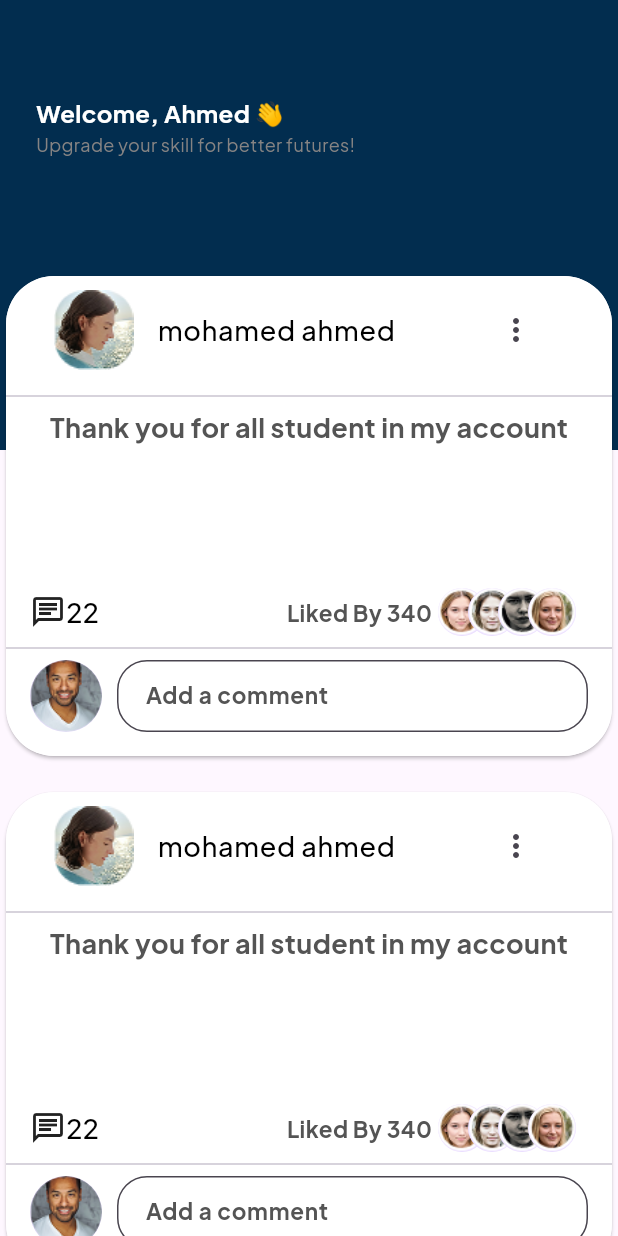
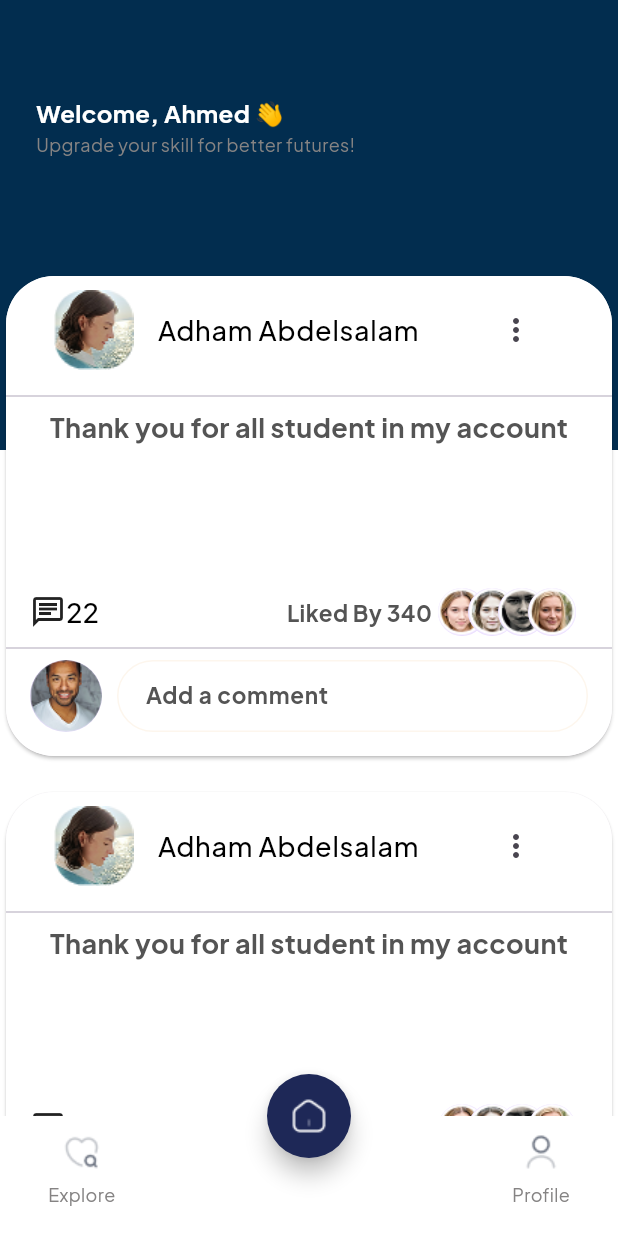
Before and after one commit to Adham167/educational_system, a Flutter app: the StudentView screen opened by its route, on a phone screen of 412 x 824 dp. Run offline on Flutter 3.47's test engine with Material 3 defaults, Android fonts, the light colour scheme and no system bars; our stand-ins replace bloc, flutter_bloc, go_router.

Commit message:
home student view finish and create explore view

```diff
--- a/lib/core/utils/app_colors.dart
+++ b/lib/core/utils/app_colors.dart
@@ -5,6 +5,6 @@ class AppColors {
   static const borderType = Color(0xFF28D2E4);
   static const textfield = Color(0xFFDEDEDE);
   static const backbutton = Color(0xFFDEDEDE);
+  static const floatingbutton = Color(0xFF1E2857);
   // static const primary = Color(0xFF022D4F);
-
 }
--- a/lib/core/utils/app_images.dart
+++ b/lib/core/utils/app_images.dart
@@ -17,6 +17,14 @@ class Assets {
   /// Assets for imagesDoctor
   /// assets/images/doctor.png
   static const String imagesDoctor = "assets/images/doctor.png";
+
+  /// Assets for imagesHeartSearch
+  /// assets/images/heart-search.png
+  static const String imagesHeartSearch = "assets/images/heart-search.png";
+
+  /// Assets for imagesHome1
+  /// assets/images/home-1.png
+  static const String imagesHome1 = "assets/images/home-1.png";
 
   /// Assets for imagesLogo1
   /// assets/images/logo_1.png
@@ -65,4 +73,8 @@ class Assets {
   /// Assets for imagesStudent
   /// assets/images/student.png
   static const String imagesStudent = "assets/images/student.png";
+
+  /// Assets for imagesUser
+  /// assets/images/user.png
+  static const String imagesUser = "assets/images/user.png";
 }
--- a/lib/core/utils/app_router.dart
+++ b/lib/core/utils/app_router.dart
@@ -9,6 +9,7 @@ import 'package:educational_system/features/auth/presentation/views/reset_passwo
 import 'package:educational_system/features/auth/presentation/views/signin_view.dart';
 import 'package:educational_system/features/onboarding/presentation/views/onboarding_view.dart';
 import 'package:educational_system/features/splash/presentation/views/splash_view.dart';
+import 'package:educational_system/features/student/presentation/views/explore_view.dart';
 import 'package:educational_system/features/student/presentation/views/student_view.dart';
 import 'package:go_router/go_router.dart';
 
@@ -24,11 +25,13 @@ abstract class AppRouter {
   static const kResetPassword = '/ResetPassword';
   static const kSigninView = '/SigninView';
   static const kStudentView = '/StudentView';
+  static const kExploreView = '/ExploreView';
   static final router = GoRouter(
     routes: [
       GoRoute(path: '/', builder: (context, state) => const SplashView()),
       GoRoute(path: kStudentView, builder: (context, state) => const StudentView()),
       GoRoute(path: kPasswordChangedView, builder: (context, state) => const PasswordChangedView()),
+      GoRoute(path: kExploreView, builder: (context, state) => const ExploreView()),
       GoRoute(
         path: KOnboardingView,
         builder: (context, state) => const OnboardingView(),
--- /dev/null
+++ b/lib/features/student/presentation/views/explore_view.dart
@@ -0,0 +1,14 @@
+import 'package:educational_system/core/utils/app_colors.dart';
+import 'package:educational_system/core/utils/widgets/custom_app_bar.dart';
+import 'package:flutter/material.dart';
+
+class ExploreView extends StatelessWidget {
+  const ExploreView({super.key});
+
+  @override
+  Widget build(BuildContext context) {
+    return Scaffold(
+      appBar: CustomAppBar(height: 70, backgroundColor: AppColors.primary),
+    );
+  }
+}
--- a/lib/features/student/presentation/views/student_view.dart
+++ b/lib/features/student/presentation/views/student_view.dart
@@ -1,3 +1,6 @@
+import 'package:educational_system/core/utils/app_colors.dart';
+import 'package:educational_system/core/utils/app_images.dart';
+import 'package:educational_system/features/student/presentation/widgets/custom_bottom_bar.dart';
 import 'package:educational_system/features/student/presentation/widgets/student_body.dart';
 import 'package:flutter/material.dart';
 
@@ -6,6 +9,19 @@ class StudentView extends StatelessWidget {
 
   @override
   Widget build(BuildContext context) {
-    return const Scaffold(body: StudentBody());
+    return Scaffold(
+      backgroundColor: Colors.white,
+      body: const StudentBody(),
+
+      floatingActionButton: FloatingActionButton(
+        backgroundColor: AppColors.floatingbutton,
+        onPressed: () {},
+        shape: const CircleBorder(), // يخليه دايرة مظبوطة
+        child: Image.asset(Assets.imagesHome1),
+      ),
+      floatingActionButtonLocation: FloatingActionButtonLocation.centerDocked,
+
+      bottomNavigationBar: CustomBottomBar(),
+    );
   }
 }
--- a/lib/features/student/presentation/widgets/card_widget.dart
+++ b/lib/features/student/presentation/widgets/card_widget.dart
@@ -31,7 +31,7 @@ class CardWidget extends StatelessWidget {
                 vertical: 8,
               ),
               child: ListTile(
-                title: Text("mohamed ahmed", style: AppStyles.styleMedium18),
+                title: Text("Adham Abdelsalam", style: AppStyles.styleMedium18),
                 leading: Image.asset(Assets.imagesPhoto1),
                 trailing: IconButton(
                   onPressed: () {},
@@ -103,12 +103,10 @@ class CardWidget extends StatelessWidget {
                       decoration: InputDecoration(
                         hintText: "Add a comment",
                         hintStyle: AppStyles.styleGreyBold15,
-                        border: OutlineInputBorder(
-                          borderRadius: BorderRadius.circular(20),
-                          borderSide: BorderSide(
-                            color: Color(0xFFFDF6ED),
-                            width: 1,
-                          ),
+
+                        enabledBorder: OutlineInputBorder(
+                          borderRadius: BorderRadius.circular(70),
+                          borderSide: BorderSide(color: Color(0xFFFDF6ED)),
                         ),
                         filled: true,
                         fillColor: Colors.white,
--- /dev/null
+++ b/lib/features/student/presentation/widgets/custom_bottom_bar.dart
@@ -0,0 +1,47 @@
+import 'package:educational_system/core/utils/app_images.dart';
+import 'package:educational_system/core/utils/app_router.dart';
+import 'package:educational_system/core/utils/app_styles.dart';
+import 'package:flutter/material.dart';
+import 'package:go_router/go_router.dart';
+
+class CustomBottomBar extends StatelessWidget {
+  const CustomBottomBar({super.key});
+
+  @override
+  Widget build(BuildContext context) {
+    return BottomAppBar(
+      color: Colors.white,
+      shape: const CircularNotchedRectangle(), // يعمل التجويف للنص
+      notchMargin: 8, // مسافة بين التجويف والزرار
+      child: Padding(
+        padding: const EdgeInsets.symmetric(horizontal: 16.0),
+        child: Row(
+          mainAxisAlignment: MainAxisAlignment.spaceBetween,
+          children: [
+            GestureDetector(
+              onTap: () => GoRouter.of(context).push(AppRouter.kExploreView),
+              child: Column(
+                children: [
+                  Image.asset(Assets.imagesHeartSearch),
+                  SizedBox(height: 8),
+
+                  Text("Explore", style: AppStyles.styleRegular12),
+                ],
+              ),
+            ),
+            GestureDetector(
+              onTap: () {},
+              child: Column(
+                children: [
+                  Image.asset(Assets.imagesUser),
+                  SizedBox(height: 8),
+                  Text("Profile", style: AppStyles.styleRegular12),
+                ],
+              ),
+            ),
+          ],
+        ),
+      ),
+    );
+  }
+}
--- a/lib/features/student/presentation/widgets/student_body.dart
+++ b/lib/features/student/presentation/widgets/student_body.dart
@@ -8,7 +8,6 @@ class StudentBody extends StatelessWidget {
 
   @override
   Widget build(BuildContext context) {
-
     return SingleChildScrollView(
       child: Column(
         children: [
@@ -37,7 +36,7 @@ class StudentBody extends StatelessWidget {
             offset: const Offset(0, -120), // يخلي الكارد يطلع فوق شوية
             child: Column(
               children: List.generate(
-                10, // عدد الكروت اللي انت عايزه
+                5, // عدد الكروت اللي انت عايزه
                 (index) => Padding(
                   padding: const EdgeInsets.only(bottom: 16),
                   child: CardWidget(),
```
Also changed, not shown: assets/images/heart-search.png (added), assets/images/home-1.png (added), assets/images/user.png (added).
